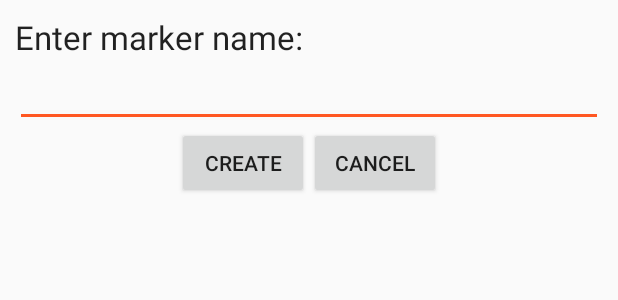
After one commit to Avatarchik/AugmentedReality_Android, an Android app: the layout dialog_create_marker.xml on its own in the app's theme, with its tools: preview values and no code run, on a phone screen of 412 x 824 dp. The commit adds this screen. Shown: the top 300 px of the screen. Run offline under Robolectric (Android 15) with nearby library versions, the phone set to English and light mode, and no system bars; network calls fail.

Commit message:
add create marker

```diff
--- a/app/build.gradle
+++ b/app/build.gradle
@@ -58,7 +58,7 @@ dependencies {
     compile project(':aRBaseLib')
     compile 'com.google.android.gms:play-services-gcm:8.4.0'
     compile 'com.android.volley:volley:1.0.0'
-    compile 'com.android.support:appcompat-v7:23.2.1'
-    compile 'com.android.support:support-v4:23.2.1'
-    compile 'com.android.support:design:23.2.1'
+    compile 'com.android.support:appcompat-v7:23.1.1'
+    compile 'com.android.support:support-v4:23.1.1'
+    compile 'com.android.support:design:23.1.1'
 }
--- a/app/src/main/AndroidManifest.xml
+++ b/app/src/main/AndroidManifest.xml
@@ -6,6 +6,9 @@
     <uses-permission android:name="android.permission.WAKE_LOCK" />
     <uses-permission android:name="com.google.android.c2dm.permission.RECEIVE" />
     <uses-permission android:name="com.google.android.c2dm.intent.REGISTRATION" />
+    <uses-permission android:name="android.permission.WRITE_EXTERNAL_STORAGE"/>
+    <uses-permission android:name="android.permission.READ_EXTERNAL_STORAGE"/>
+
 
     <permission
         android:name="com.freedom.augmentedreality.permission.C2D_MESSAGE"
--- a/app/src/main/java/com/freedom/augmentedreality/app/AppConfig.java
+++ b/app/src/main/java/com/freedom/augmentedreality/app/AppConfig.java
@@ -5,10 +5,11 @@ package com.freedom.augmentedreality.app;
  */
 public class AppConfig {
     // Server user login url
-    public static String URL_LOGIN = "http://192.168.1.216:3000/api/logins";
+    public static String URL_LOGIN = "http://vntech.me:3000/api/logins";
+    public static String URL_CREATE_MARKER  = "http://vntech.me:3000/api/markers";
 
     // Server user register url
-    public static String URL_REGISTER = "http://192.168.1.216:3000/api/registers";
+    public static String URL_REGISTER = "http://vntech.me:3000/api/registers";
 
     public static String URL_ALLMARKER = "http://vntech.me:3000/api/markers";
 }
--- /dev/null
+++ b/app/src/main/res/layout/dialog_create_marker.xml
@@ -0,0 +1,41 @@
+<?xml version="1.0" encoding="utf-8"?>
+<LinearLayout xmlns:android="http://schemas.android.com/apk/res/android"
+    android:orientation="vertical"
+    android:layout_width="match_parent"
+    android:layout_height="match_parent"
+    android:padding="10dp">
+
+    <TextView
+        android:layout_width="wrap_content"
+        android:layout_height="wrap_content"
+        android:textAppearance="?android:attr/textAppearanceLarge"
+        android:text="Enter marker name:"
+        android:id="@+id/textView" />
+
+    <EditText
+        android:layout_width="match_parent"
+        android:layout_height="wrap_content"
+        android:id="@+id/etCreateMarkerName" />
+
+    <LinearLayout
+        android:gravity="center"
+        android:orientation="horizontal"
+        android:layout_width="match_parent"
+        android:layout_height="wrap_content"
+        android:layout_gravity="center_horizontal">
+
+        <Button
+            android:layout_width="wrap_content"
+            android:layout_height="wrap_content"
+            android:text="Create"
+            android:id="@+id/btCreateMarker"
+            android:layout_gravity="center_horizontal" />
+
+        <Button
+            android:layout_width="wrap_content"
+            android:layout_height="wrap_content"
+            android:text="Cancel"
+            android:id="@+id/btCreateCancel"
+            android:layout_gravity="center_horizontal" />
+    </LinearLayout>
+</LinearLayout>
```
Also changed, not shown: app/src/main/java/com/freedom/augmentedreality/MarkerActivity.java (+125 -16 lines), app/src/main/java/com/freedom/augmentedreality/dialog/CreateDialog.java (added, +39 -0 lines), app/src/main/res/layout/activity_marker.xml (+25 -4 lines).
